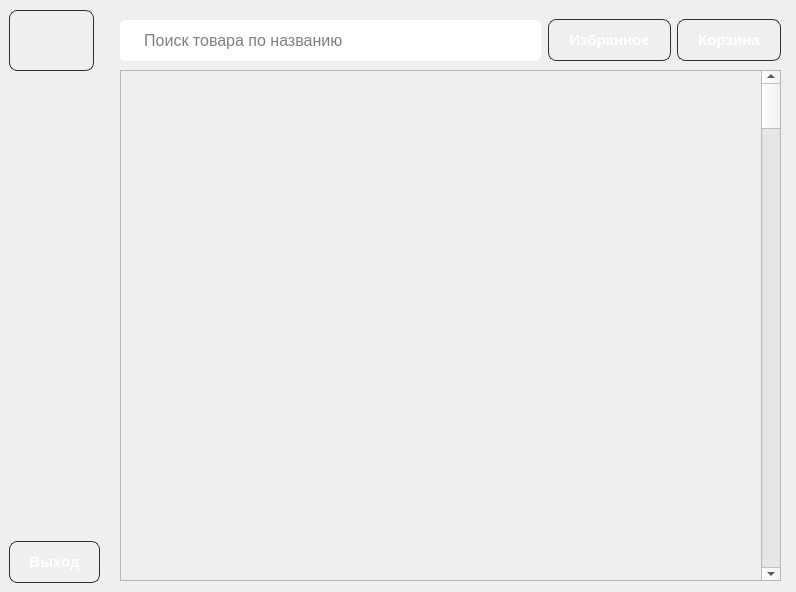
Above: source/menu/buyermenu.ui from gotovkk/QtMarket before the change. Below: the same form after it.
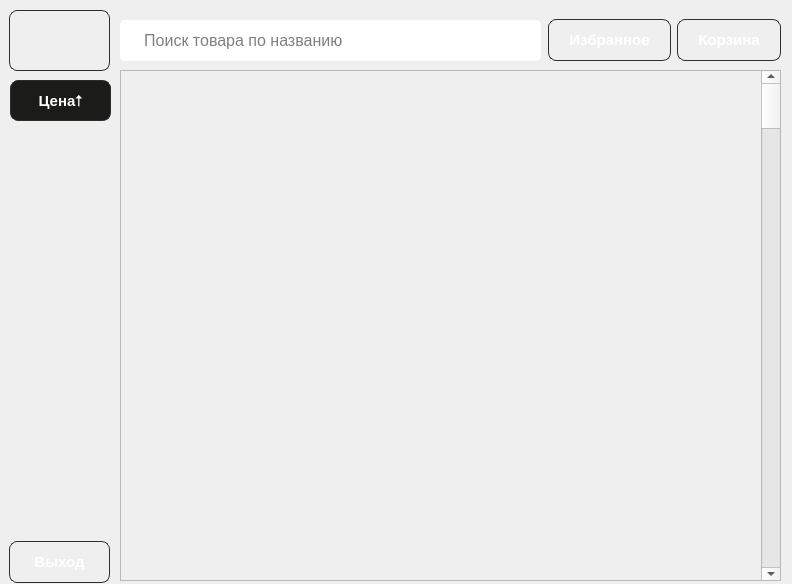
That is the form after the change. Icons and pictures are not drawn.

Diff of the .ui file:
```diff
--- a/source/menu/buyermenu.ui
+++ b/source/menu/buyermenu.ui
@@ -6,8 +6,8 @@
    <rect>
     <x>0</x>
     <y>0</y>
-    <width>796</width>
-    <height>592</height>
+    <width>792</width>
+    <height>584</height>
    </rect>
   </property>
   <property name="windowTitle">
@@ -18,7 +18,7 @@
     <rect>
      <x>9</x>
      <y>10</y>
-     <width>85</width>
+     <width>101</width>
      <height>61</height>
     </rect>
    </property>
@@ -161,7 +161,7 @@
     <rect>
      <x>9</x>
      <y>541</y>
-     <width>91</width>
+     <width>101</width>
      <height>42</height>
     </rect>
    </property>
@@ -238,6 +238,40 @@
     </widget>
    </widget>
   </widget>
+  <widget class="QPushButton" name="toggleSortButton">
+   <property name="geometry">
+    <rect>
+     <x>10</x>
+     <y>80</y>
+     <width>101</width>
+     <height>41</height>
+    </rect>
+   </property>
+   <property name="font">
+    <font>
+     <pointsize>11</pointsize>
+     <bold>true</bold>
+    </font>
+   </property>
+   <property name="styleSheet">
+    <string notr="true">    QPushButton {
+        background-color: #1B1B19;
+        color: white;
+        border: 1px solid #2e2e2e;
+        border-radius: 8px;
+        padding: 10px 20px;
+    }
+    QPushButton:hover {
+        border-color: #4e4e4e;
+    }
+    QPushButton:pressed {
+        background-color: #1e1e1e;
+}</string>
+   </property>
+   <property name="text">
+    <string>Цена⭡</string>
+   </property>
+  </widget>
  </widget>
  <resources/>
  <connections/>
```
Left out of the diff: 11 changed lines with no effect on the pictures.
